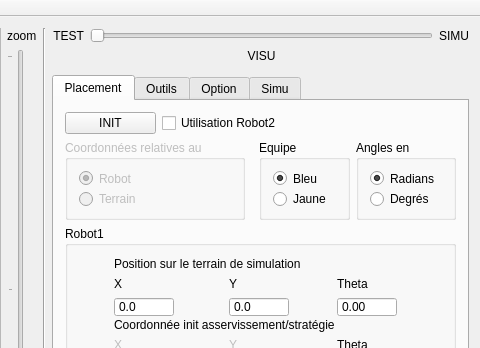
CRLG/LABOTBOX, file PluginModules/SimuBot/ihm_SimuBot.ui: the form before one commit; both pictures show x 782 to 1262 and y 0 to 348 of the 1262 by 666 pixel window.
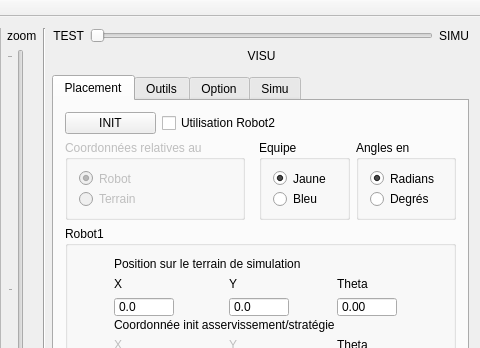
The form after the commit.

Commit message: [Simubot] changement couleur init

```diff
--- a/PluginModules/SimuBot/ihm_SimuBot.ui
+++ b/PluginModules/SimuBot/ihm_SimuBot.ui
@@ -541,7 +541,7 @@
               </size>
              </property>
              <property name="text">
-              <string>Bleu</string>
+              <string>Jaune</string>
              </property>
              <property name="checked">
               <bool>true</bool>
@@ -557,7 +557,7 @@
               </size>
              </property>
              <property name="text">
-              <string>Jaune</string>
+              <string>Bleu</string>
              </property>
             </widget>
            </item>
```
